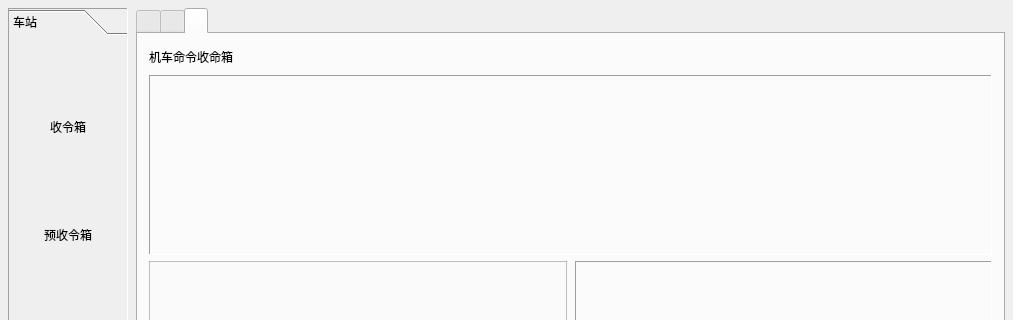
Old version of the form CTCMainWindow/StationViewKSK/ModuleWidget/StaDispatchOrderKSK.ui in the repository fatter1996/CTCProject; both pictures show x 0 to 1013 and y 0 to 320 of the 1013 by 704 pixel window.
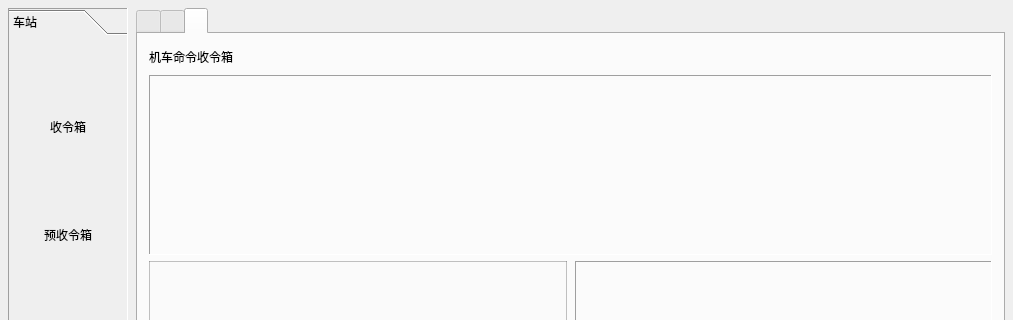
New version of the form. The open tabs and pages were chosen to show the change. Icons and pictures are not drawn.

What changed in the file:
```diff
--- a/CTCMainWindow/StationViewKSK/ModuleWidget/StaDispatchOrderKSK.ui
+++ b/CTCMainWindow/StationViewKSK/ModuleWidget/StaDispatchOrderKSK.ui
@@ -1387,7 +1387,7 @@
           </size>
          </property>
          <property name="text">
-          <string>机车命令收命箱</string>
+          <string>机车命令收令箱</string>
          </property>
         </widget>
        </item>
```
